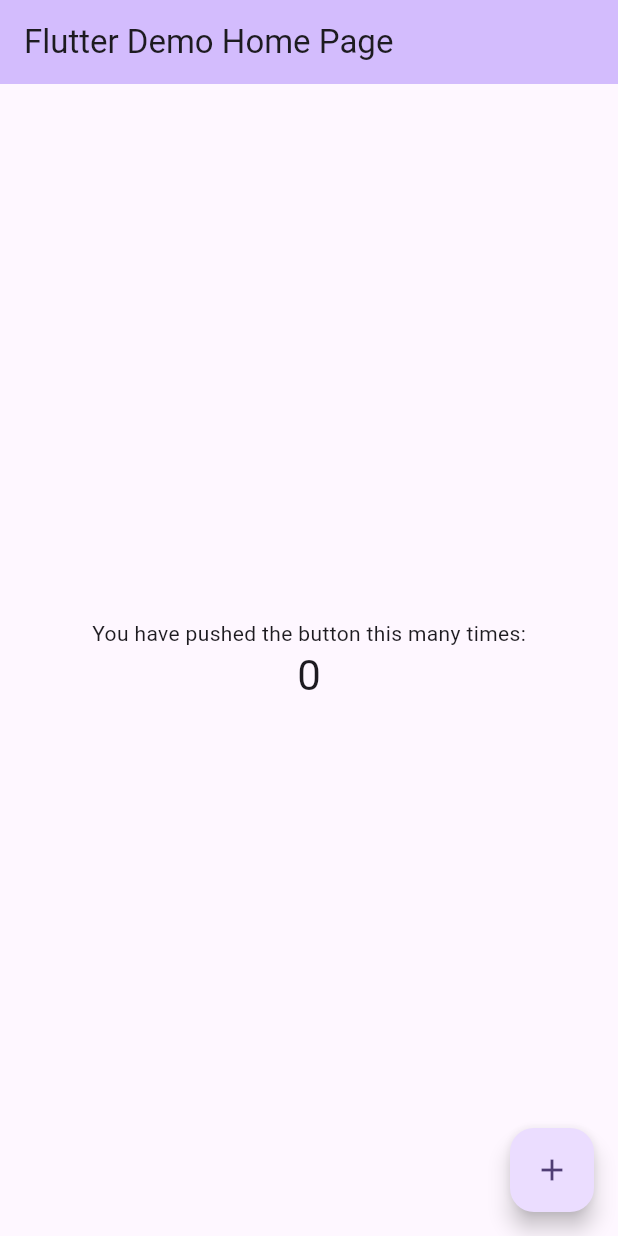
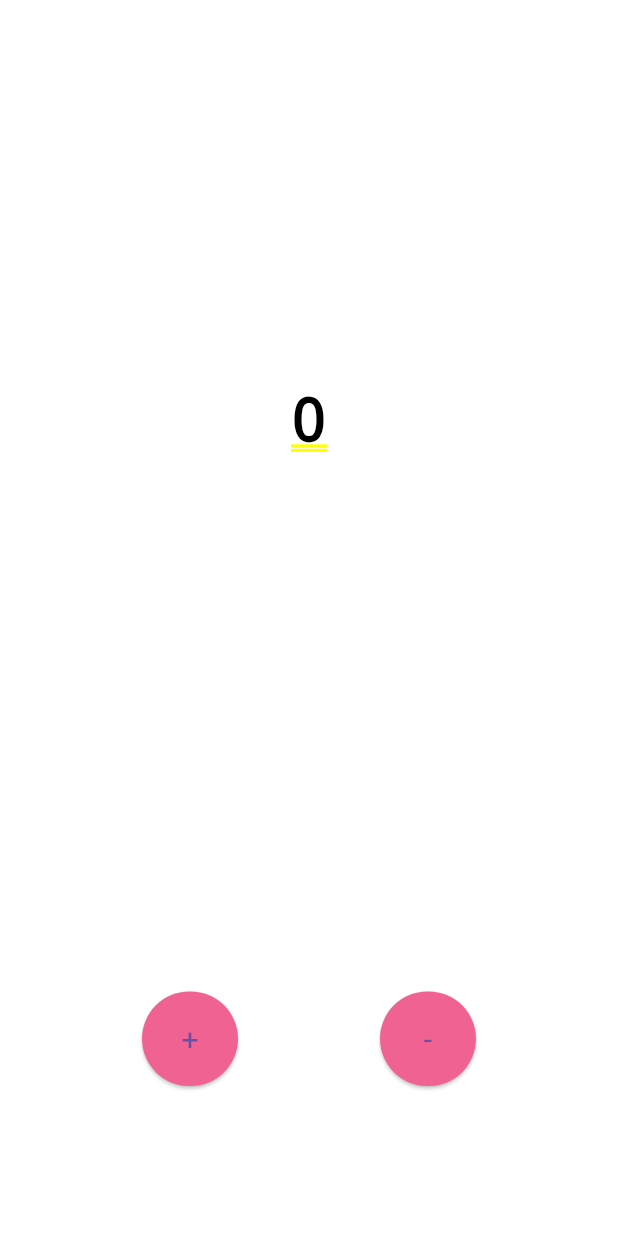
Before and after one commit to BambinoRiya/2023-project-phase-mobile-tasks, a Flutter app: the screen it shows after launch, on a phone screen of 412 x 824 dp. Run offline on Flutter 3.47's test engine with Material 3 defaults, Android fonts, the phone set to English and light mode, and no system bars.

Commit message:
add circularCounter

```diff
--- /dev/null
+++ b/flutter_tut/coffee_card/lib/list.dart
@@ -0,0 +1,84 @@
+import 'package:flutter/material.dart';
+
+class DynamicList extends StatefulWidget {
+  const DynamicList({super.key});
+
+  @override
+  State<DynamicList> createState() => _DynamicListState();
+}
+
+class _DynamicListState extends State<DynamicList> {
+  int _counter = 0;
+
+  void increaseCounter() {
+    setState(() {
+      _counter = (_counter + 1) % 11;
+    });
+  }
+
+  void decreaseCounter() {
+    setState(() {
+      _counter = (_counter - 1) % 11;
+      if (_counter > 0) {
+        _counter--;
+      }
+    });
+  }
+
+  @override
+  Widget build(BuildContext context) {
+    return Column(
+      children: [
+        Expanded(
+          child: Column(
+            mainAxisAlignment: MainAxisAlignment.center,
+            children: [
+              Text(
+                "$_counter",
+                style: const TextStyle(
+                  fontSize: 40,
+                  fontWeight: FontWeight.bold,
+                  color: Colors.black,
+                ),
+              ),
+            ],
+          ),
+        ),
+        const SizedBox(height: 100), // Added SizedBox to create spacing
+        Row(
+          mainAxisAlignment: MainAxisAlignment.spaceEvenly,
+          children: [
+            ElevatedButton(
+              onPressed: increaseCounter,
+              style: ElevatedButton.styleFrom(
+                  backgroundColor: Colors.pink[300],
+                  padding: const EdgeInsets.all(20),
+                  textStyle:
+                      const TextStyle(fontSize: 20, color: Colors.white)),
+              child: const Text('+'),
+            ),
+            ElevatedButton(
+              onPressed: decreaseCounter,
+              style: ElevatedButton.styleFrom(
+                  backgroundColor: Colors.pink[300],
+                  padding: const EdgeInsets.all(20),
+                  textStyle:
+                      const TextStyle(fontSize: 20, color: Colors.white)),
+              child: const Text('-'),
+            ),
+          ],
+        ),
+        const SizedBox(height: 100), // Added SizedBox to create spacing
+      ],
+    );
+  }
+}
+
+void main() {
+  runApp(MaterialApp(
+    home: Scaffold(
+      appBar: AppBar(title: const Text('Dynamic List')),
+      body: const DynamicList(),
+    ),
+  ));
+}
--- a/flutter_tut/coffee_card/lib/main.dart
+++ b/flutter_tut/coffee_card/lib/main.dart
@@ -1,125 +1,21 @@
+// import 'package:coffee_card/home.dart';
+// import 'package:coffee_card/home.dart';
+import 'package:coffee_card/list.dart';
 import 'package:flutter/material.dart';
 
 void main() {
-  runApp(const MyApp());
+  runApp(const MaterialApp(home: DynamicList()));
 }
 
-class MyApp extends StatelessWidget {
-  const MyApp({super.key});
+class SandBox extends StatelessWidget {
+  //practice code
+  const SandBox({super.key});
 
-  // This widget is the root of your application.
   @override
   Widget build(BuildContext context) {
-    return MaterialApp(
-      title: 'Flutter Demo',
-      theme: ThemeData(
-        // This is the theme of your application.
-        //
-        // TRY THIS: Try running your application with "flutter run". You'll see
-        // the application has a purple toolbar. Then, without quitting the app,
-        // try changing the seedColor in the colorScheme below to Colors.green
-        // and then invoke "hot reload" (save your changes or press the "hot
-        // reload" button in a Flutter-supported IDE, or press "r" if you used
-        // the command line to start the app).
-        //
-        // Notice that the counter didn't reset back to zero; the application
-        // state is not lost during the reload. To reset the state, use hot
-        // restart instead.
-        //
-        // This works for code too, not just values: Most code changes can be
-        // tested with just a hot reload.
-        colorScheme: ColorScheme.fromSeed(seedColor: Colors.deepPurple),
-        useMaterial3: true,
-      ),
-      home: const MyHomePage(title: 'Flutter Demo Home Page'),
+    return Scaffold(
+      appBar: AppBar(
+          title: const Text('Circular Counter'), backgroundColor: Colors.pink),
     );
   }
 }
-
-class MyHomePage extends StatefulWidget {
-  const MyHomePage({super.key, required this.title});
-
-  // This widget is the home page of your application. It is stateful, meaning
-  // that it has a State object (defined below) that contains fields that affect
-  // how it looks.
-
-  // This class is the configuration for the state. It holds the values (in this
-  // case the title) provided by the parent (in this case the App widget) and
-  // used by the build method of the State. Fields in a Widget subclass are
-  // always marked "final".
-
-  final String title;
-
-  @override
-  State<MyHomePage> createState() => _MyHomePageState();
-}
-
-class _MyHomePageState extends State<MyHomePage> {
-  int _counter = 0;
-
-  void _incrementCounter() {
-    setState(() {
-      // This call to setState tells the Flutter framework that something has
-      // changed in this State, which causes it to rerun the build method below
-      // so that the display can reflect the updated values. If we changed
-      // _counter without calling setState(), then the build method would not be
-      // called again, and so nothing would appear to happen.
-      _counter++;
-    });
-  }
-
-  @override
-  Widget build(BuildContext context) {
-    // This method is rerun every time setState is called, for instance as done
-    // by the _incrementCounter method above.
-    //
-    // The Flutter framework has been optimized to make rerunning build methods
-    // fast, so that you can just rebuild anything that needs updating rather
-    // than having to individually change instances of widgets.
-    return Scaffold(
-      appBar: AppBar(
-        // TRY THIS: Try changing the color here to a specific color (to
-        // Colors.amber, perhaps?) and trigger a hot reload to see the AppBar
-        // change color while the other colors stay the same.
-        backgroundColor: Theme.of(context).colorScheme.inversePrimary,
-        // Here we take the value from the MyHomePage object that was created by
-        // the App.build method, and use it to set our appbar title.
-        title: Text(widget.title),
-      ),
-      body: Center(
-        // Center is a layout widget. It takes a single child and positions it
-        // in the middle of the parent.
-        child: Column(
-          // Column is also a layout widget. It takes a list of children and
-          // arranges them vertically. By default, it sizes itself to fit its
-          // children horizontally, and tries to be as tall as its parent.
-          //
-          // Column has various properties to control how it sizes itself and
-          // how it positions its children. Here we use mainAxisAlignment to
-          // center the children vertically; the main axis here is the vertical
-          // axis because Columns are vertical (the cross axis would be
-          // horizontal).
-          //
-          // TRY THIS: Invoke "debug painting" (choose the "Toggle Debug Paint"
-          // action in the IDE, or press "p" in the console), to see the
-          // wireframe for each widget.
-          mainAxisAlignment: MainAxisAlignment.center,
-          children: <Widget>[
-            const Text(
-              'You have pushed the button this many times:',
-            ),
-            Text(
-              '$_counter',
-              style: Theme.of(context).textTheme.headlineMedium,
-            ),
-          ],
-        ),
-      ),
-      floatingActionButton: FloatingActionButton(
-        onPressed: _incrementCounter,
-        tooltip: 'Increment',
-        child: const Icon(Icons.add),
-      ), // This trailing comma makes auto-formatting nicer for build methods.
-    );
-  }
-}
```
Also changed, not shown: flutter_tut/coffee_card/lib/home.dart (added, +33 -0 lines), flutter_tut/coffee_card/pubspec.yaml (+7 -7 lines), flutter_tut/coffee_card/assets/img/beans.jpeg (added), flutter_tut/coffee_card/assets/img/coffee.jpeg (added), flutter_tut/coffee_card/assets/img/heart_gum.jpeg (added), flutter_tut/coffee_card/assets/img/panda.jpeg (added), 2 other files.
